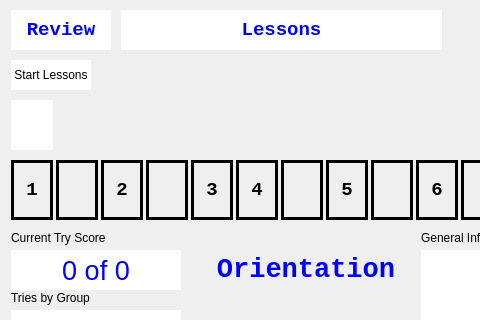
First picture: the form in widget.ui, repository knordine11/knQuiz3, before the edit; both pictures show x 0 to 480 and y 0 to 320 of the 612 by 497 pixel window.
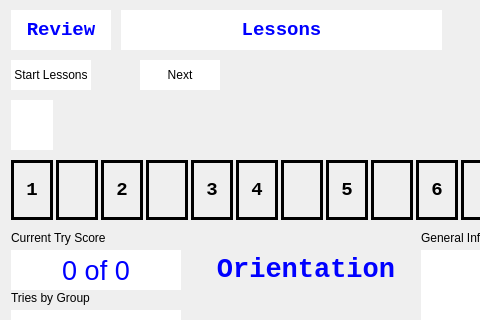
Second picture: the form after the edit.

Patch:
```diff
--- a/widget.ui
+++ b/widget.ui
@@ -708,6 +708,24 @@
     <set>Qt::AlignmentFlag::AlignCenter</set>
    </property>
   </widget>
+  <widget class="QPushButton" name="btnNext">
+   <property name="geometry">
+    <rect>
+     <x>140</x>
+     <y>60</y>
+     <width>80</width>
+     <height>30</height>
+    </rect>
+   </property>
+   <property name="styleSheet">
+    <string notr="true">border: raised;
+border-width:2px;
+background:white;</string>
+   </property>
+   <property name="text">
+    <string>Next</string>
+   </property>
+  </widget>
  </widget>
  <resources/>
  <connections/>
```
